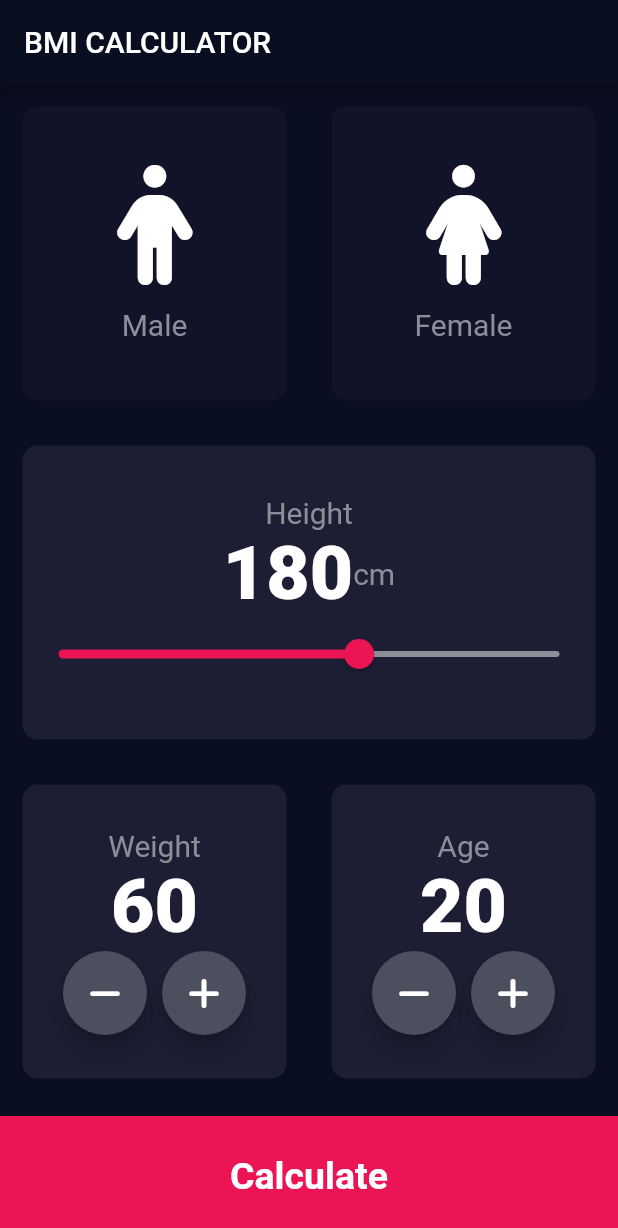
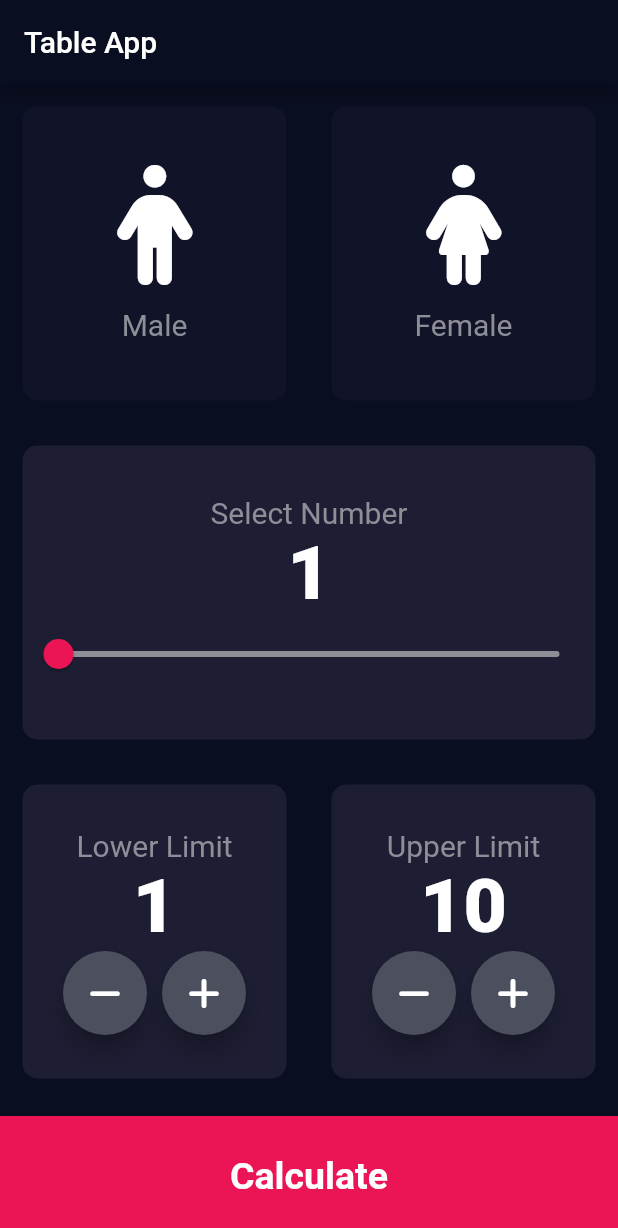
Before and after one commit to muhammaduzairrazaq/tableApp, a Flutter app: the screen it shows after launch, on a phone screen of 412 x 824 dp. Shown: the top 1228 px of the screen. Run offline on Flutter 3.47's test engine with Material 2 defaults, Android fonts, the phone set to English and light mode, and no system bars; our stand-ins replace font_awesome_flutter.

Commit message:
table generated successfully

```diff
--- a/table_app/lib/calculator.dart
+++ b/table_app/lib/calculator.dart
@@ -1,35 +1,30 @@
-import 'dart:math';
+import 'package:flutter/material.dart';
+import 'package:table_app/constant.dart';
 
 class CalculatorBrain {
-  CalculatorBrain({this.height, this.weight});
+  CalculatorBrain({this.number, this.lowerLimit, this.upperLimit});
 
-  final int? height;
-  final int? weight;
+  final int? number;
+  final int? lowerLimit;
+  final int? upperLimit;
+Widget generateTable() {
+  return ListView.builder(
+    itemCount: upperLimit! - lowerLimit! + 1,
+    itemBuilder: (context, index) {
+      int current = lowerLimit! + index;
+      return ListTile(
+        title: Container(
+          margin: EdgeInsets.all(10),
+          child: Text(
+            '$number x $current = ${number! * current}',
+            style: kTitleStyleS3,
+          ),
+        ),
+        SizedBox(10)
+      );
+    },
+  );
+}
 
-  double _bmi = 0.0;
 
-  String CalculateBMI() {
-    _bmi = (weight! / pow(height! / 100, 2));
-    return _bmi.toStringAsFixed(1);
-  }
-
-  String getResult() {
-    if (_bmi >= 25) {
-      return 'Overweight';
-    } else if (_bmi > 18.5) {
-      return 'Normal';
-    } else {
-      return 'Underweight';
-    }
-  }
-
-  String getInterpretation() {
-    if (_bmi >= 25) {
-      return 'You have a higher than normal body weight. Try to exercise!';
-    } else if (_bmi > 18.5) {
-      return 'You have a normal body weight. Good job!';
-    } else {
-      return 'You have a lower than normal body weight. You can eat more!';
-    }
-  }
 }
--- a/table_app/lib/constant.dart
+++ b/table_app/lib/constant.dart
@@ -13,12 +13,12 @@ const activeColor = Color(0xFF1D1E33);
 const deActiveColor = Color(0xFF111328);
 
 const kTitleStyleS2 = TextStyle(
-  fontSize: 50.0,
+  fontSize: 30.0,
   fontWeight: FontWeight.bold,
 );
 
 const kTitleStyleS3 = TextStyle(
-  fontSize: 20.0,
+  fontSize: 22.0,
   fontWeight: FontWeight.bold,
   color: Color.fromARGB(255, 76, 175, 145),
 );
--- a/table_app/lib/input_page.dart
+++ b/table_app/lib/input_page.dart
@@ -19,16 +19,16 @@ class InputPage extends StatefulWidget {
 
 class _InputPageState extends State<InputPage> {
   Gender? selectGender;
-  int sliderHeight = 180;
-  int sliderWeight = 60;
-  int sliderAge = 20;
+  int sliderTable = 1;
+  int sliderLowerLimit = 1;
+  int sliderUpperLimit = 10;
 
 
 
   Widget build(BuildContext context) {
     return Scaffold(
         appBar: AppBar(
-          title: Text('BMI CALCULATOR'),
+          title: Text('Table App'),
         ),
         body: Column(
           crossAxisAlignment: CrossAxisAlignment.stretch,
@@ -76,28 +76,24 @@ class _InputPageState extends State<InputPage> {
                   mainAxisAlignment: MainAxisAlignment.center,
                   children: [
                     Text(
-                      'Height',
+                      'Select Number',
                       style: labelStyle,
                     ),
                     Row(
                       mainAxisAlignment: MainAxisAlignment.center,
                       children: [
-                        Text(sliderHeight.toString(), style: labelStyle2),
-                        Text(
-                          'cm',
-                          style: labelStyle,
-                        ),
+                        Text(sliderTable.toString(), style: labelStyle2),
                       ],
                     ),
                     Slider(
-                        value: sliderHeight.toDouble(),
-                        min: 120.0,
-                        max: 220.0,
+                        value: sliderTable.toDouble(),
+                        min: 1.0,
+                        max: 10.0,
                         activeColor: Color(0xFFEB1555),
                         inactiveColor: Color(0xFF8D8E98),
                         onChanged: (double newValue) {
                           setState(() {
-                            sliderHeight = newValue.round();
+                            sliderTable = newValue.round();
                           });
                         })
                   ],
@@ -113,11 +109,11 @@ class _InputPageState extends State<InputPage> {
                           mainAxisAlignment: MainAxisAlignment.center,
                           children: [
                             Text(
-                              'Weight',
+                              'Lower Limit',
                               style: labelStyle,
                             ),
                             Text(
-                              sliderWeight.toString(),
+                              sliderLowerLimit.toString(),
                               style: labelStyle2,
                             ),
                             Row(
@@ -127,7 +123,7 @@ class _InputPageState extends State<InputPage> {
                                     iconData: FontAwesomeIcons.minus,
                                     onPress: () {
                                       setState(() {
-                                        sliderWeight--;
+                                        sliderLowerLimit--;
                                       });
                                     }),
                                 SizedBox(
@@ -137,7 +133,7 @@ class _InputPageState extends State<InputPage> {
                                     iconData: FontAwesomeIcons.plus,
                                     onPress: () {
                                       setState(() {
-                                        sliderWeight++;
+                                        sliderLowerLimit++;
                                       });
                                     })
                               ],
@@ -151,11 +147,11 @@ class _InputPageState extends State<InputPage> {
                         mainAxisAlignment: MainAxisAlignment.center,
                         children: [
                           Text(
-                            'Age',
+                            'Upper Limit',
                             style: labelStyle,
                           ),
                           Text(
-                            sliderAge.toString(),
+                            sliderUpperLimit.toString(),
                             style: labelStyle2,
                           ),
                           Row(
@@ -165,7 +161,7 @@ class _InputPageState extends State<InputPage> {
                                   iconData: FontAwesomeIcons.minus,
                                   onPress: () {
                                     setState(() {
-                                      sliderAge--;
+                                      sliderUpperLimit--;
                                     });
                                   }),
                               SizedBox(
@@ -175,7 +171,7 @@ class _InputPageState extends State<InputPage> {
                                   iconData: FontAwesomeIcons.plus,
                                   onPress: () {
                                     setState(() {
-                                      sliderAge++;
+                                      sliderUpperLimit++;
                                     });
                                   })
                             ],
@@ -187,9 +183,9 @@ class _InputPageState extends State<InputPage> {
             ),
             GestureDetector(
               onTap: () {
-                CalculatorBrain clac = CalculatorBrain(height: sliderHeight, weight: sliderWeight);
+                CalculatorBrain clac = CalculatorBrain(number: sliderTable, lowerLimit: sliderLowerLimit, upperLimit: sliderUpperLimit);
                 Navigator.push(context,
-                    MaterialPageRoute(builder: (context) => ResultScreen(bmiResult: clac.CalculateBMI(), resultText: clac.getResult(),interpretation: clac.getInterpretation(),)));
+                    MaterialPageRoute(builder: (context) => ResultScreen(numberTable: clac.generateTable(), number: sliderTable,)));
               },
               child: Container(
                 child: Center(
```
Also changed, not shown: table_app/lib/result.dart (+15 -27 lines).
